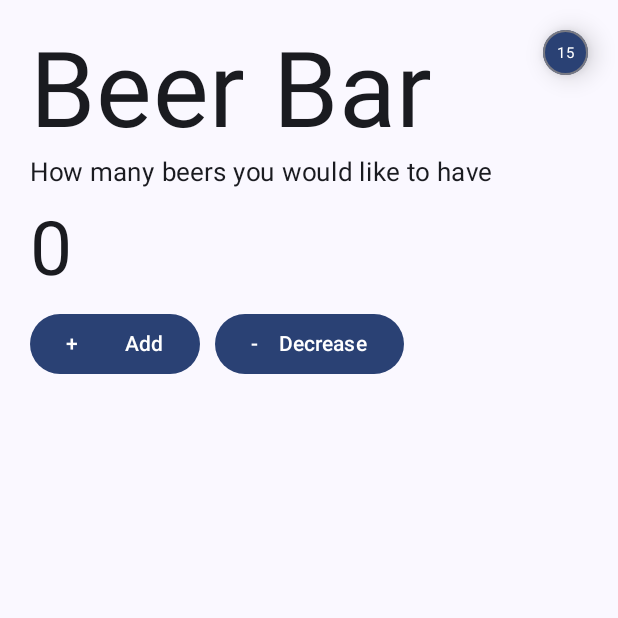
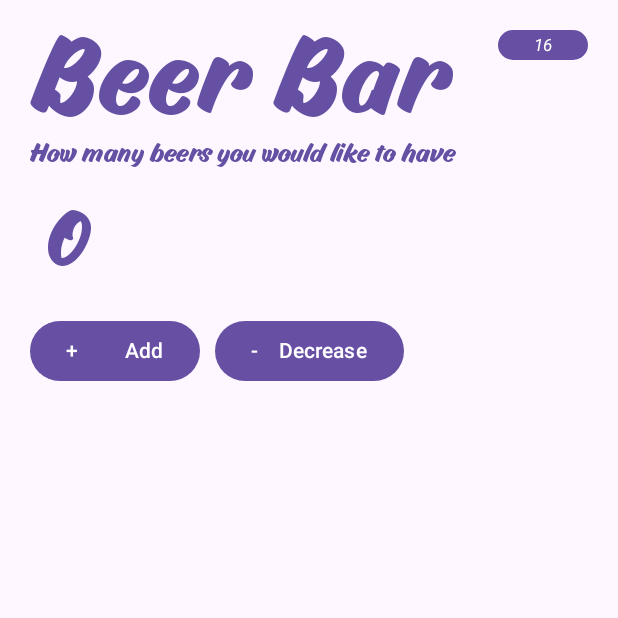
Before and after one commit to januprasad/Domineering, an Android app built with Jetpack Compose: the composable MainApp shown on its own in the app's theme, after a tap on "- Decrease", on a phone screen of 412 x 824 dp, the top half of it. Run offline under Robolectric (Android 15) with nearby library versions, the phone set to English and light mode, and no system bars; our stand-ins replace Dagger/Hilt's generated code, accompanist; 1 other tap on this screen came first.

Commit message:
Beer bar using state

```diff
--- a/app/src/main/java/com/github/domineering/MainActivity.kt
+++ b/app/src/main/java/com/github/domineering/MainActivity.kt
@@ -14,6 +14,7 @@ import androidx.compose.animation.slideInVertically
 import androidx.compose.animation.slideOutVertically
 import androidx.compose.animation.with
 import androidx.compose.foundation.Image
+import androidx.compose.foundation.background
 import androidx.compose.foundation.layout.Arrangement
 import androidx.compose.foundation.layout.Box
 import androidx.compose.foundation.layout.Column
@@ -24,24 +25,29 @@ import androidx.compose.foundation.layout.fillMaxWidth
 import androidx.compose.foundation.layout.height
 import androidx.compose.foundation.layout.padding
 import androidx.compose.foundation.layout.size
+import androidx.compose.foundation.layout.width
 import androidx.compose.foundation.shape.CircleShape
+import androidx.compose.foundation.shape.RoundedCornerShape
 import androidx.compose.material3.Button
 import androidx.compose.material3.Card
 import androidx.compose.material3.CardDefaults
 import androidx.compose.material3.ExperimentalMaterial3Api
 import androidx.compose.material3.MaterialTheme
-import androidx.compose.material3.OutlinedCard
 import androidx.compose.material3.Text
 import androidx.compose.runtime.Composable
-import androidx.compose.runtime.LaunchedEffect
 import androidx.compose.runtime.MutableState
+import androidx.compose.runtime.getValue
 import androidx.compose.runtime.mutableStateOf
 import androidx.compose.runtime.remember
+import androidx.compose.runtime.rememberUpdatedState
 import androidx.compose.ui.Alignment
 import androidx.compose.ui.Modifier
+import androidx.compose.ui.draw.clip
 import androidx.compose.ui.graphics.Color
 import androidx.compose.ui.graphics.ColorFilter
 import androidx.compose.ui.res.painterResource
+import androidx.compose.ui.text.TextStyle
+import androidx.compose.ui.text.font.FontStyle
 import androidx.compose.ui.text.style.TextAlign
 import androidx.compose.ui.tooling.preview.Preview
 import androidx.compose.ui.unit.dp
@@ -73,47 +79,39 @@ typealias DirectionState = MutableState<Direction>
 @OptIn(ExperimentalAnimationApi::class, ExperimentalMaterial3Api::class)
 @Composable
 fun MainApp() {
-
-    val uiViewModel = viewModel(modelClass = SharedFlowExampleViewModel::class.java)
-
-    val minValue = 0
-    val stockValue = remember {
-        mutableStateOf(15)
-    }
-    val counter = remember {
-        mutableStateOf(minValue)
+    val uiViewModel = viewModel(modelClass = StateExampleViewModel::class.java)
+    val uiState by remember {
+        uiViewModel.beerUIState
     }
 
     val state: DirectionState = remember {
         mutableStateOf(Direction.Up)
     }
-    LaunchedEffect(key1 = state.value) {
-        when (state.value) {
-            Direction.Down -> stockValue.value = stockValue.value - 1
-            Direction.Up -> stockValue.value = stockValue.value + 1
+
+    Column(modifier = Modifier.padding(20.dp), verticalArrangement = Arrangement.Center) {
+        Row(modifier = Modifier.fillMaxWidth(), horizontalArrangement = Arrangement.SpaceBetween) {
+            Text(text = "Beer Bar", fontSize = 70.sp, style = MaterialTheme.typography.bodyLarge)
+            BeerLeftCounter(uiState.beerLeft)
+        }
+        Text(text = "How many beers you would like to have", fontSize = 17.sp)
+        Spacer(modifier = Modifier.height(10.dp))
+
+        AnimatedBeerCounter(state, uiState.selectedBeer)
+
+        Spacer(modifier = Modifier.height(10.dp))
+        ButtonBar() { event ->
+            uiViewModel.onUIEvent(event)
+        }
+        Spacer(modifier = Modifier.height(20.dp))
+        BeerIcons(uiState.selectedBeer)
     }
 }
 
-    Column(modifier = Modifier.padding(20.dp), verticalArrangement = Arrangement.Center) {
-        Row(modifier = Modifier.fillMaxWidth(), horizontalArrangement = Arrangement.SpaceBetween) {
-            Text(text = "Beer Bar", fontSize = 70.sp)
-            OutlinedCard(
-                modifier = Modifier.size(30.dp),
-                shape = CircleShape,
-                colors = CardDefaults.cardColors(
-                    containerColor = MaterialTheme.colorScheme.primary
-                ),
-                elevation = CardDefaults.cardElevation(10.dp)
-            ) {
-                Box(contentAlignment = Alignment.Center, modifier = Modifier.size(60.dp)) {
-                    Text(text = stockValue.value.toString(), fontSize = 10.sp)
-                }
-            }
-        }
-        Text(text = "How many beers you would like to have", fontSize = 17.sp)
-        Spacer(modifier = Modifier.height(10.dp))
+@OptIn(ExperimentalAnimationApi::class)
+@Composable
+fun AnimatedBeerCounter(state: DirectionState, selectedBeer: Int) {
     AnimatedContent(
-            targetState = counter.value,
+        targetState = selectedBeer,
         transitionSpec = {
             addAnimation(state.value).using(
                 SizeTransform(clip = false)
@@ -121,42 +119,41 @@ fun MainApp() {
         }
     ) { value ->
         Text(
+            modifier = Modifier.padding(12.dp),
             text = "$value",
             textAlign = TextAlign.Center,
             fontSize = 50.sp
         )
     }
+}
 
-        Spacer(modifier = Modifier.height(10.dp))
+@Composable
+fun ButtonBar(event: (UIEvent.InputEvents) -> Unit) {
     Row(horizontalArrangement = Arrangement.spacedBy(10.dp)) {
         Button(onClick = {
-                when {
-                    stockValue.value != counter.value -> {
-                        counter.value = counter.value + 1
-                        state.value = Direction.Up
+            event(UIEvent.InputEvents.Up)
+        }) {
+            Text(text = "+         Add", color = Color.White)
+        }
+        Button(
+            onClick = {
+                event(UIEvent.InputEvents.Down)
+            }
+        ) {
+            Text(text = "-    Decrease", color = Color.White)
         }
     }
-            }) {
-                Text(text = "+         Add")
 }
-            Button(onClick = {
-                when {
-                    minValue != counter.value -> {
-                        counter.value = counter.value - 1
-                        state.value = Direction.Down
-                    }
-                }
-            }) {
-                Text(text = "-    Decrease")
-            }
-        }
-        Spacer(modifier = Modifier.height(20.dp))
+
+@OptIn(ExperimentalMaterial3Api::class, ExperimentalAnimationApi::class)
+@Composable
+fun BeerIcons(beerCount: Int) {
     FlowRow(
         modifier = Modifier.fillMaxWidth(),
         mainAxisSpacing = 10.dp,
         crossAxisSpacing = 10.dp
     ) {
-            repeat(counter.value) {
+        repeat(beerCount) {
             Card(
                 modifier = Modifier.size(60.dp),
                 shape = CircleShape,
@@ -166,7 +163,9 @@ fun MainApp() {
                 elevation = CardDefaults.cardElevation(10.dp)
             ) {
                 Image(
-                        modifier = Modifier.fillMaxSize().padding(top = 6.dp),
+                    modifier = Modifier
+                        .fillMaxSize()
+                        .padding(top = 6.dp),
                     painter = painterResource(id = R.drawable.beer_bottle),
                     contentDescription = "beer_bottle",
                     colorFilter = ColorFilter.tint(Color.White)
@@ -174,6 +173,28 @@ fun MainApp() {
             }
         }
     }
+}
+
+@Composable
+fun BeerLeftCounter(counter: Int) {
+    val stockValue = rememberUpdatedState(newValue = counter)
+    Box(
+        contentAlignment = Alignment.Center,
+        modifier = Modifier
+            .width(60.dp)
+            .height(20.dp)
+            .clip(RoundedCornerShape(20.dp))
+            .background(MaterialTheme.colorScheme.primary)
+    ) {
+        Text(
+            text = stockValue.value.toString(),
+            fontSize = 11.sp,
+            style = TextStyle(
+                lineHeight = 20.sp,
+                fontStyle = FontStyle.Italic
+            ),
+            color = Color.White
+        )
     }
 }
 
--- a/app/src/main/java/com/github/domineering/SharedFlowExampleViewModel.kt
+++ b/app/src/main/java/com/github/domineering/SharedFlowExampleViewModel.kt
@@ -5,6 +5,7 @@ import androidx.lifecycle.ViewModel
 import androidx.lifecycle.viewModelScope
 import dagger.hilt.android.lifecycle.HiltViewModel
 import kotlinx.coroutines.flow.MutableSharedFlow
+import kotlinx.coroutines.flow.asSharedFlow
 import kotlinx.coroutines.launch
 import javax.inject.Inject
 
@@ -12,9 +13,9 @@ typealias OutEvents = MutableSharedFlow<UIEvent.OutputEvents>
 
 @HiltViewModel
 class SharedFlowExampleViewModel @Inject constructor() : ViewModel() {
-    val uiEvent: OutEvents = MutableSharedFlow()
-    private val beerUIState = mutableStateOf(BeerUIState())
-
+    private val _uiEvent: OutEvents = MutableSharedFlow()
+    val uiEvent = _uiEvent.asSharedFlow()
+    val beerUIState = mutableStateOf(BeerUIState())
     fun onUIEvent(event: UIEvent.InputEvents) {
         when (event) {
             UIEvent.InputEvents.Up -> {
@@ -22,7 +23,7 @@ class SharedFlowExampleViewModel @Inject constructor() : ViewModel() {
 //                    uiEvent.emit(UIEvent.OutputEvents.GeneratedValue())
                     beerUIState.value.beerLeft = beerUIState.value.beerLeft - 1
                     beerUIState.value.selectedBeer = beerUIState.value.selectedBeer + 1
-                    uiEvent.emit(
+                    _uiEvent.emit(
                         UIEvent.OutputEvents.BarState(
                             beerUIState = beerUIState
                         )
@@ -35,7 +36,7 @@ class SharedFlowExampleViewModel @Inject constructor() : ViewModel() {
 //                    uiEvent.emit(UIEvent.OutputEvents.GeneratedValue())
                     beerUIState.value.beerLeft = beerUIState.value.beerLeft + 1
                     beerUIState.value.selectedBeer = beerUIState.value.selectedBeer - 1
-                    uiEvent.emit(
+                    _uiEvent.emit(
                         UIEvent.OutputEvents.BarState(
                             beerUIState = beerUIState
                         )
--- a/app/src/main/java/com/github/domineering/StateExampleViewModel.kt
+++ b/app/src/main/java/com/github/domineering/StateExampleViewModel.kt
@@ -13,13 +13,19 @@ class StateExampleViewModel @Inject constructor() : ViewModel() {
     fun onUIEvent(event: UIEvent.InputEvents) {
         when (event) {
             UIEvent.InputEvents.Up -> {
+                when {
+                    _beerUIState.value.beerLeft != _beerUIState.value.selectedBeer -> {
                         _beerUIState.value = beerUIState.value.copy(
                             beerLeft = beerUIState.value.beerLeft - 1,
                             selectedBeer = beerUIState.value.selectedBeer + 1
                         )
                     }
+                }
+            }
 
             UIEvent.InputEvents.Down -> {
+                when {
+                    0 != _beerUIState.value.selectedBeer -> {
                         _beerUIState.value = beerUIState.value.copy(
                             beerLeft = beerUIState.value.beerLeft + 1,
                             selectedBeer = beerUIState.value.selectedBeer - 1
@@ -28,3 +34,5 @@ class StateExampleViewModel @Inject constructor() : ViewModel() {
                 }
             }
         }
+    }
+}
--- a/app/src/main/java/com/github/domineering/ui/theme/Color.kt
+++ b/app/src/main/java/com/github/domineering/ui/theme/Color.kt
@@ -2,8 +2,8 @@ package com.github.domineering.ui.theme
 
 import androidx.compose.ui.graphics.Color
 
-val Purple80 = Color(0xFFD0BCFF)
-val PurpleGrey80 = Color(0xFFCCC2DC)
+val Purple80 = Color(0xFF2F146D)
+val PurpleGrey80 = Color(0xFF220F41)
 val Pink80 = Color(0xFFEFB8C8)
 val Beer = Color(0xFFA76708)
 val Blue = Color(0xFF3700B3)
--- a/app/src/main/java/com/github/domineering/ui/theme/Theme.kt
+++ b/app/src/main/java/com/github/domineering/ui/theme/Theme.kt
@@ -4,6 +4,7 @@ import android.app.Activity
 import android.os.Build
 import androidx.compose.foundation.isSystemInDarkTheme
 import androidx.compose.material3.MaterialTheme
+import androidx.compose.material3.MaterialTheme.colorScheme
 import androidx.compose.material3.darkColorScheme
 import androidx.compose.material3.dynamicDarkColorScheme
 import androidx.compose.material3.dynamicLightColorScheme
@@ -133,22 +134,22 @@ fun DomineeringTheme(
     val configuration = LocalConfiguration.current
     val dimensions = if (configuration.screenWidthDp <= 360) smallDimensions else sw360Dimensions
 
-    val colorScheme = when {
-        dynamicColor && Build.VERSION.SDK_INT >= Build.VERSION_CODES.S -> {
-            val context = LocalContext.current
-            if (darkTheme) dynamicDarkColorScheme(context) else dynamicLightColorScheme(context)
-        }
-
-        darkTheme -> DarkColorScheme
-        else -> LightColorScheme
-    }
-    val view = LocalView.current
-    if (!view.isInEditMode) {
-        SideEffect {
-            (view.context as Activity).window.statusBarColor = colorScheme.primary.toArgb()
-            ViewCompat.getWindowInsetsController(view)?.isAppearanceLightStatusBars = darkTheme
-        }
-    }
+//    val colorScheme = when {
+//        dynamicColor && Build.VERSION.SDK_INT >= Build.VERSION_CODES.S -> {
+//            val context = LocalContext.current
+//            if (darkTheme) dynamicDarkColorScheme(context) else dynamicLightColorScheme(context)
+//        }
+//
+//        darkTheme -> DarkColorScheme
+//        else -> LightColorScheme
+//    }
+//    val view = LocalView.current
+//    if (!view.isInEditMode) {
+//        SideEffect {
+//            (view.context as Activity).window.statusBarColor = colorScheme.primary.toArgb()
+//            ViewCompat.getWindowInsetsController(view)?.isAppearanceLightStatusBars = darkTheme
+//        }
+//    }
 
 //    MaterialTheme(
 //        colorScheme = colorScheme,
--- a/app/src/main/java/com/github/domineering/ui/theme/Type.kt
+++ b/app/src/main/java/com/github/domineering/ui/theme/Type.kt
@@ -1,19 +1,27 @@
 package com.github.domineering.ui.theme
 
 import androidx.compose.material3.Typography
+import androidx.compose.ui.graphics.Color
 import androidx.compose.ui.text.TextStyle
+import androidx.compose.ui.text.font.Font
 import androidx.compose.ui.text.font.FontFamily
 import androidx.compose.ui.text.font.FontWeight
 import androidx.compose.ui.unit.sp
+import com.github.domineering.R
+
+val Reviolascript = FontFamily(
+    Font(R.font.reviolascript, weight = FontWeight.Normal)
+)
 
 // Set of Material typography styles to start with
 val Typography = Typography(
     bodyLarge = TextStyle(
-        fontFamily = FontFamily.Default,
+        fontFamily = Reviolascript,
         fontWeight = FontWeight.Normal,
         fontSize = 16.sp,
         lineHeight = 24.sp,
-        letterSpacing = 0.5.sp
+        letterSpacing = 0.5.sp,
+        color = Purple40
     )
     /* Other default text styles to override
     titleLarge = TextStyle(
```
Also changed, not shown: app/src/main/AndroidManifest.xml (+4 -4 lines), app/src/main/res/font/reviolascript.ttf (added). Lines whose indentation alone changed are shown as unchanged.
